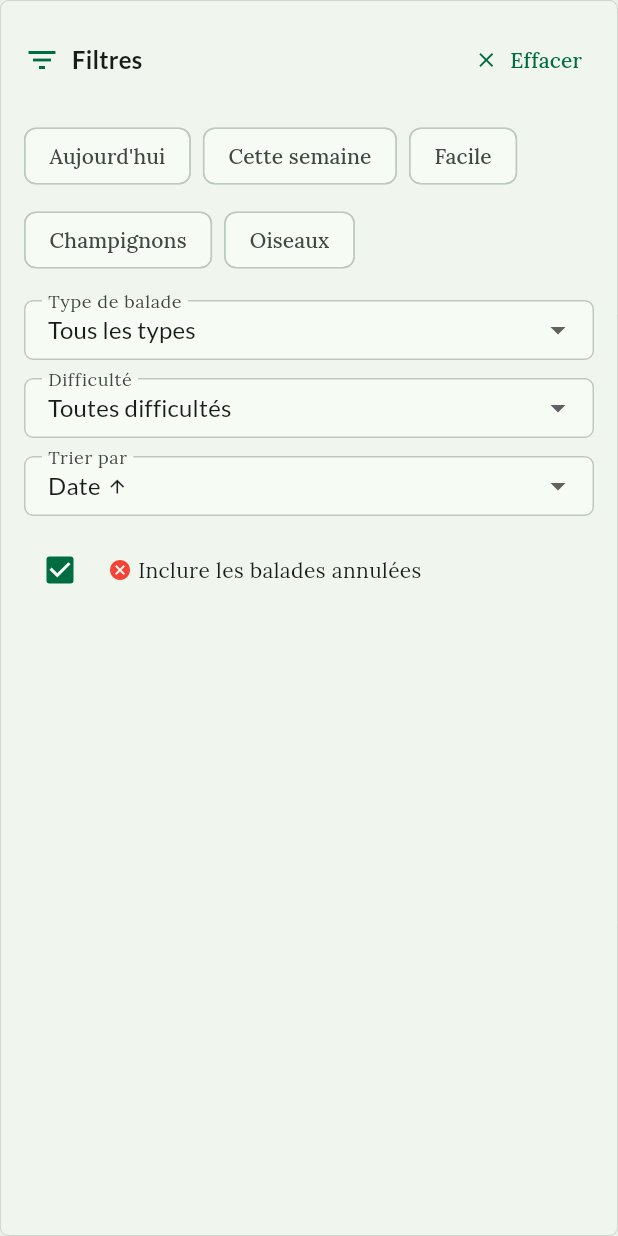
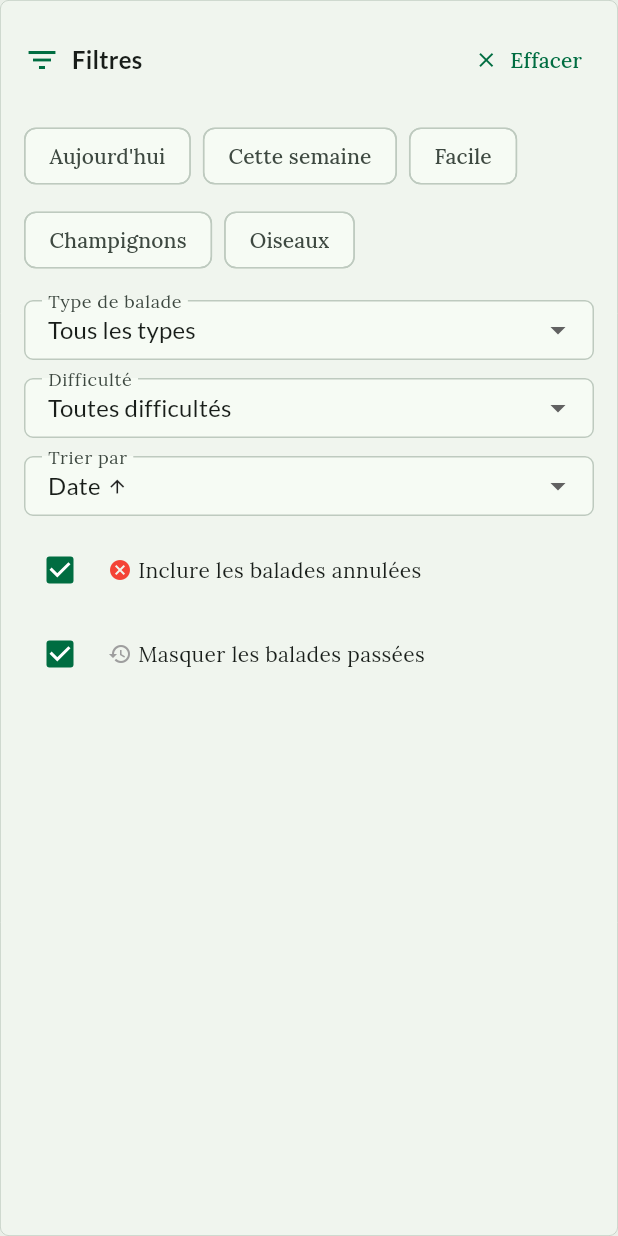
Before and after one commit to Feldrise/application-balades, a Flutter app: the PublicRamblesFilters widget shown alone on an empty page, opened directly, after a tap on "Inclure les balades annulées", on a phone screen of 412 x 824 dp. Run offline on Flutter 3.47's test engine with Material 3 defaults, Android fonts, the phone set to English and light mode, and no system bars; our stand-ins replace date_field, file_picker, flutter_riverpod, freezed_annotation, go_router, google_fonts and 1 more; missing offline and left inert: flutter_stripe, phone_form_field; accounts and stored records are empty; network calls fail.

Commit message:
✨ Hide past ramble by default

```diff
--- a/lib/features/ramble/public_rambles_page/providers/public_rambles_provider.dart
+++ b/lib/features/ramble/public_rambles_page/providers/public_rambles_provider.dart
@@ -6,7 +6,7 @@ import 'package:flutter_riverpod/flutter_riverpod.dart';
 
 // Filter state for public rambles (simplified)
 class PublicRamblesFilterState {
-  const PublicRamblesFilterState({this.search, this.type, this.difficulty, this.location, this.dateFrom, this.dateTo, this.showCancelled = false});
+  const PublicRamblesFilterState({this.search, this.type, this.difficulty, this.location, this.dateFrom, this.dateTo, this.showCancelled = false, this.hidePastRambles = true});
 
   final String? search;
   final String? type;
@@ -15,8 +15,18 @@ class PublicRamblesFilterState {
   final DateTime? dateFrom;
   final DateTime? dateTo;
   final bool showCancelled;
+  final bool hidePastRambles;
 
-  PublicRamblesFilterState copyWith({String? search, String? type, String? difficulty, String? location, DateTime? dateFrom, DateTime? dateTo, bool? showCancelled}) {
+  PublicRamblesFilterState copyWith({
+    String? search,
+    String? type,
+    String? difficulty,
+    String? location,
+    DateTime? dateFrom,
+    DateTime? dateTo,
+    bool? showCancelled,
+    bool? hidePastRambles,
+  }) {
     return PublicRamblesFilterState(
       search: search ?? this.search,
       type: type ?? this.type,
@@ -25,6 +35,7 @@ class PublicRamblesFilterState {
       dateFrom: dateFrom ?? this.dateFrom,
       dateTo: dateTo ?? this.dateTo,
       showCancelled: showCancelled ?? this.showCancelled,
+      hidePastRambles: hidePastRambles ?? this.hidePastRambles,
     );
   }
 
@@ -39,7 +50,8 @@ class PublicRamblesFilterState {
         location?.isNotEmpty == true ||
         dateFrom != null ||
         dateTo != null ||
-        showCancelled;
+        showCancelled ||
+        !hidePastRambles;
   }
 }
 
@@ -109,8 +121,16 @@ class PublicRamblesNotifier extends StateNotifier<PublicRamblesState> {
         isCancelled: state.filterState.showCancelled ? null : false, // Include cancelled if showCancelled is true
       );
 
+      // Filter out past rambles if hidePastRambles is true
+      final filteredRambles = state.filterState.hidePastRambles
+          ? rambles.where((ramble) {
+              if (ramble.date == null) return true;
+              return ramble.date!.isAfter(DateTime.now());
+            }).toList()
+          : rambles;
+
       // Sort the rambles locally since the service doesn't support sorting
-      final sortedRambles = _sortRambles(rambles);
+      final sortedRambles = _sortRambles(filteredRambles);
 
       state = state.copyWith(rambles: sortedRambles, isLoading: false);
     } catch (e) {
@@ -149,6 +169,11 @@ class PublicRamblesNotifier extends StateNotifier<PublicRamblesState> {
 
   void updateShowCancelled(bool showCancelled) {
     state = state.copyWith(filterState: state.filterState.copyWith(showCancelled: showCancelled));
+    fetchRambles();
+  }
+
+  void updateHidePastRambles(bool hidePastRambles) {
+    state = state.copyWith(filterState: state.filterState.copyWith(hidePastRambles: hidePastRambles));
     fetchRambles();
   }
 
--- a/lib/features/ramble/public_rambles_page/widgets/public_rambles_filters.dart
+++ b/lib/features/ramble/public_rambles_page/widgets/public_rambles_filters.dart
@@ -84,6 +84,8 @@ class PublicRamblesFilters extends ConsumerWidget {
                       ),
                       const SizedBox(height: 12),
                       _buildShowCancelledFilter(state, notifier),
+                      const SizedBox(height: 8),
+                      _buildHidePastRamblesFilter(state, notifier),
                     ],
                   );
                 } else {
@@ -96,6 +98,8 @@ class PublicRamblesFilters extends ConsumerWidget {
                       _buildSortFilter(state, notifier),
                       const SizedBox(height: 12),
                       _buildShowCancelledFilter(state, notifier),
+                      const SizedBox(height: 8),
+                      _buildHidePastRamblesFilter(state, notifier),
                     ],
                   );
                 }
@@ -200,6 +204,25 @@ class PublicRamblesFilters extends ConsumerWidget {
     );
   }
 
+  Widget _buildHidePastRamblesFilter(PublicRamblesState state, PublicRamblesNotifier notifier) {
+    return Row(
+      children: [
+        Checkbox(value: state.filterState.hidePastRambles, onChanged: (value) => notifier.updateHidePastRambles(value ?? true)),
+        const SizedBox(width: 8),
+        GestureDetector(
+          onTap: () => notifier.updateHidePastRambles(!state.filterState.hidePastRambles),
+          child: Row(
+            children: [
+              Icon(Icons.history, size: 16, color: Colors.grey),
+              const SizedBox(width: 4),
+              const Text('Masquer les balades passées'),
+            ],
+          ),
+        ),
+      ],
+    );
+  }
+
   bool _isSameDay(DateTime date1, DateTime date2) {
     return date1.year == date2.year && date1.month == date2.month && date1.day == date2.day;
   }
--- a/lib/features/ramble/public_rambles_page/widgets/ramble_public_card.dart
+++ b/lib/features/ramble/public_rambles_page/widgets/ramble_public_card.dart
@@ -9,12 +9,19 @@ class RamblePublicCard extends StatelessWidget {
   final Ramble ramble;
   final VoidCallback? onTap;
 
+  bool get _isPastRamble {
+    if (ramble.date == null) return false;
+    return ramble.date!.isBefore(DateTime.now());
+  }
+
   @override
   Widget build(BuildContext context) {
     final theme = Theme.of(context);
     final colorScheme = theme.colorScheme;
 
-    return Card(
+    return Opacity(
+      opacity: _isPastRamble ? 0.5 : 1.0,
+      child: Card(
         clipBehavior: Clip.antiAlias,
         child: InkWell(
           onTap: onTap,
@@ -180,6 +187,7 @@ class RamblePublicCard extends StatelessWidget {
             ],
           ),
         ),
+      ),
     );
   }
 
```
Lines whose indentation alone changed are shown as unchanged.
